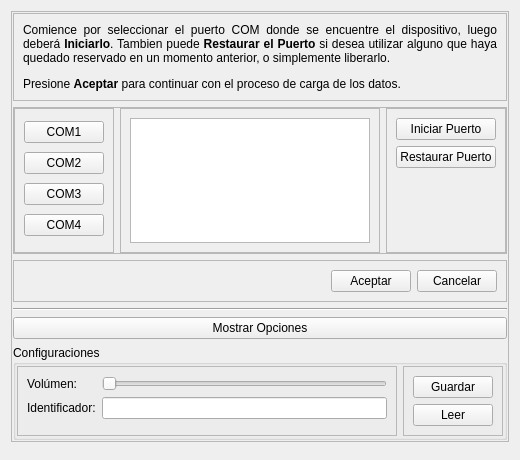
Qt form transporte_ucv_harvester/deviceconnector.ui (BlastDV/compusciens-ucv-transporte-harvester) before a commit.
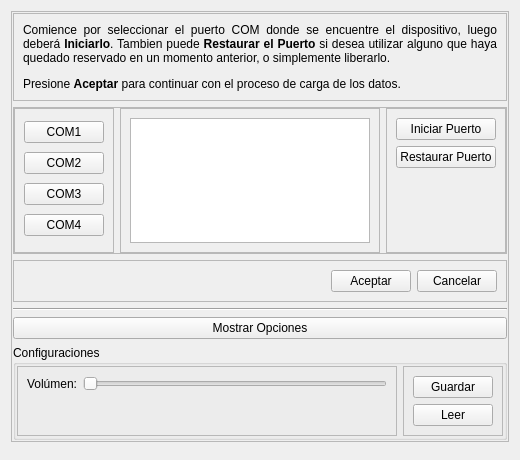
The same form after that commit.

The edit to the form file:
```diff
--- a/transporte_ucv_harvester/deviceconnector.ui
+++ b/transporte_ucv_harvester/deviceconnector.ui
@@ -373,6 +373,9 @@
             <enum>QFrame::Raised</enum>
            </property>
            <layout class="QFormLayout" name="formLayout">
+            <property name="fieldGrowthPolicy">
+             <enum>QFormLayout::AllNonFixedFieldsGrow</enum>
+            </property>
             <item row="0" column="0">
              <widget class="QLabel" name="DeviceVolumeLabel">
               <property name="text">
@@ -380,20 +383,13 @@
               </property>
              </widget>
             </item>
-            <item row="1" column="0">
-             <widget class="QLabel" name="DeviceIDLabel">
-              <property name="text">
-               <string>Identificador:</string>
-              </property>
-             </widget>
-            </item>
             <item row="0" column="1">
              <widget class="QSlider" name="DeviceVolumeInput">
               <property name="minimum">
-               <number>1</number>
+               <number>0</number>
               </property>
               <property name="maximum">
-               <number>4</number>
+               <number>3</number>
               </property>
               <property name="pageStep">
                <number>2</number>
@@ -403,13 +399,6 @@
               </property>
              </widget>
             </item>
-            <item row="1" column="1">
-             <widget class="QLineEdit" name="DeviceIDInput">
-              <property name="maxLength">
-               <number>8</number>
-              </property>
-             </widget>
-            </item>
            </layout>
           </widget>
          </item>
```
